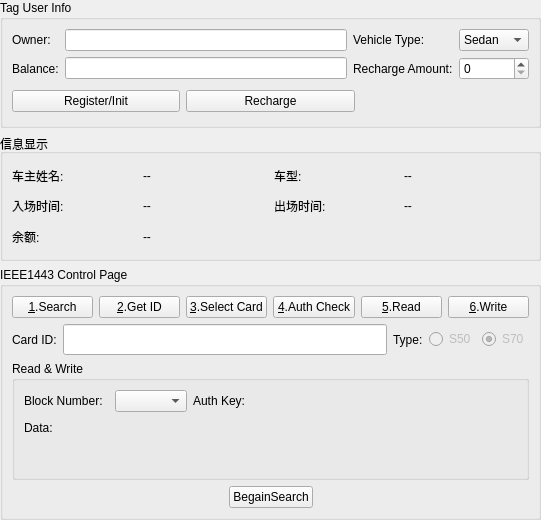
Qt form rfidWidget/IEEE14443ControlWidget.ui (ziawerquart/RFID_ParkingSystemV2) before a commit.
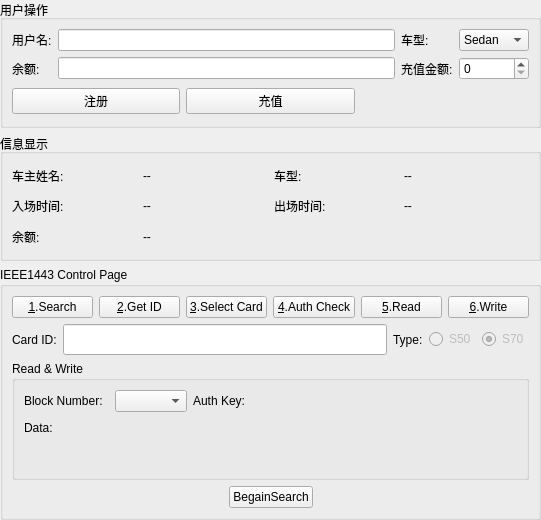
The same form after that commit. Custom widgets are drawn as their Qt base class.

Commit message: Improve registration and recharge UX

Patch:
```diff
--- a/rfidWidget/IEEE14443ControlWidget.ui
+++ b/rfidWidget/IEEE14443ControlWidget.ui
@@ -17,7 +17,7 @@
    <item>
     <widget class="QGroupBox" name="tagInfoGroupBox">
      <property name="title">
-      <string>Tag User Info</string>
+      <string>用户操作</string>
      </property>
      <layout class="QVBoxLayout" name="verticalLayout_2">
       <item>
@@ -25,7 +25,7 @@
         <item row="0" column="0">
          <widget class="QLabel" name="label_owner">
           <property name="text">
-           <string>Owner:</string>
+           <string>用户名:</string>
           </property>
          </widget>
         </item>
@@ -39,7 +39,7 @@
         <item row="0" column="2">
          <widget class="QLabel" name="label_vehicle">
           <property name="text">
-           <string>Vehicle Type:</string>
+           <string>车型:</string>
           </property>
          </widget>
         </item>
@@ -75,7 +75,7 @@
         <item row="1" column="0">
          <widget class="QLabel" name="label_balance">
           <property name="text">
-           <string>Balance:</string>
+           <string>余额:</string>
           </property>
          </widget>
         </item>
@@ -89,7 +89,7 @@
         <item row="1" column="2">
          <widget class="QLabel" name="label_recharge">
           <property name="text">
-           <string>Recharge Amount:</string>
+           <string>充值金额:</string>
           </property>
          </widget>
         </item>
@@ -107,14 +107,14 @@
         <item>
          <widget class="QPushButton" name="registerBtn">
           <property name="text">
-           <string>Register/Init</string>
+           <string>注册</string>
           </property>
          </widget>
         </item>
         <item>
          <widget class="QPushButton" name="rechargeBtn">
           <property name="text">
-           <string>Recharge</string>
+           <string>充值</string>
           </property>
          </widget>
         </item>
```
Left out of the diff: 6 changed lines with no effect on the pictures. The commit also changes 2 other files.
